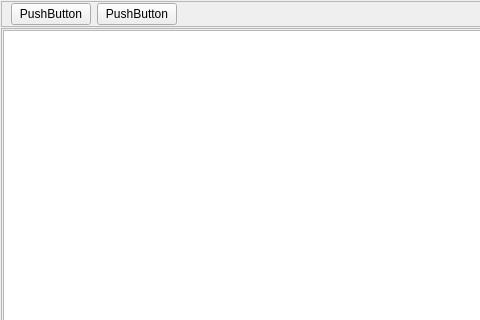
Old version of the form client_widgets/summarieswidget.ui in the repository grigp/a-analyser; both pictures show x 0 to 480 and y 0 to 320 of the 841 by 474 pixel window.
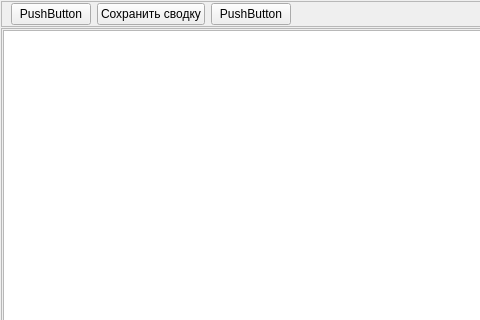
New version of the form. Icons and pictures are not drawn.

```diff
--- a/client_widgets/summarieswidget.ui
+++ b/client_widgets/summarieswidget.ui
@@ -57,6 +57,23 @@
         </property>
        </widget>
       </item>
+      <item>
+       <widget class="QPushButton" name="btnSaveSummary">
+        <property name="text">
+         <string>Сохранить сводку</string>
+        </property>
+        <property name="icon">
+         <iconset resource="../kernel.qrc">
+          <normaloff>:/images/Save.png</normaloff>:/images/Save.png</iconset>
+        </property>
+        <property name="iconSize">
+         <size>
+          <width>22</width>
+          <height>22</height>
+         </size>
+        </property>
+       </widget>
+      </item>
       <item>
        <widget class="QPushButton" name="btnCloseSummary">
         <property name="text">
```
Left out of the diff: 21 changed lines with no effect on the pictures.
